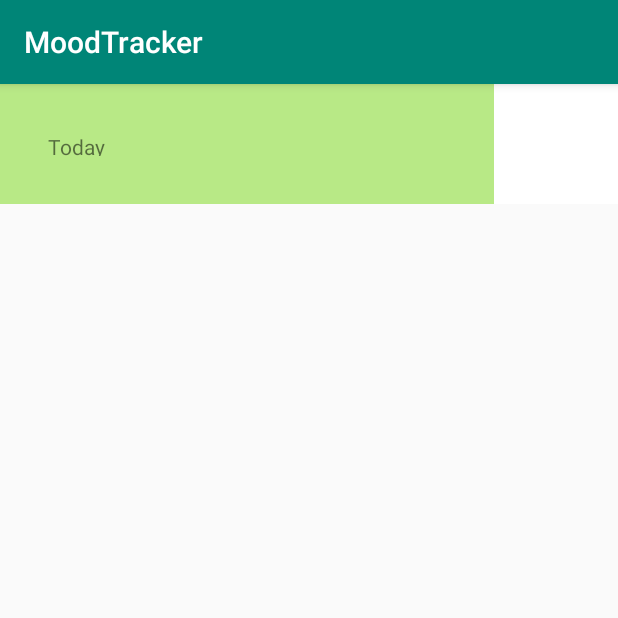
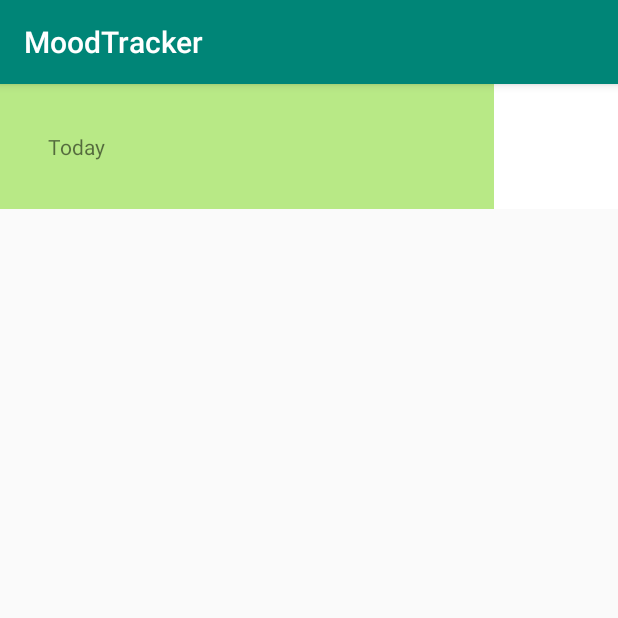
Before and after one commit to bapspatil/MoodTracker, an Android app: the MoodHistoryActivity screen opened directly, with no data from a screen before it, on a phone screen of 412 x 824 dp, the top half of it. Run offline under Robolectric (Android 15) with nearby library versions, the phone set to English and light mode, and no system bars.

Commit message:
[FIX] UI bug on Mood History screen

```diff
--- a/app/src/main/res/layout/item_mood.xml
+++ b/app/src/main/res/layout/item_mood.xml
@@ -5,7 +5,7 @@
 <LinearLayout xmlns:android="http://schemas.android.com/apk/res/android"
     xmlns:tools="http://schemas.android.com/tools"
     android:layout_width="match_parent"
-    android:layout_height="80dp"
+    android:layout_height="wrap_content"
     android:orientation="horizontal">
 
     <FrameLayout
```
